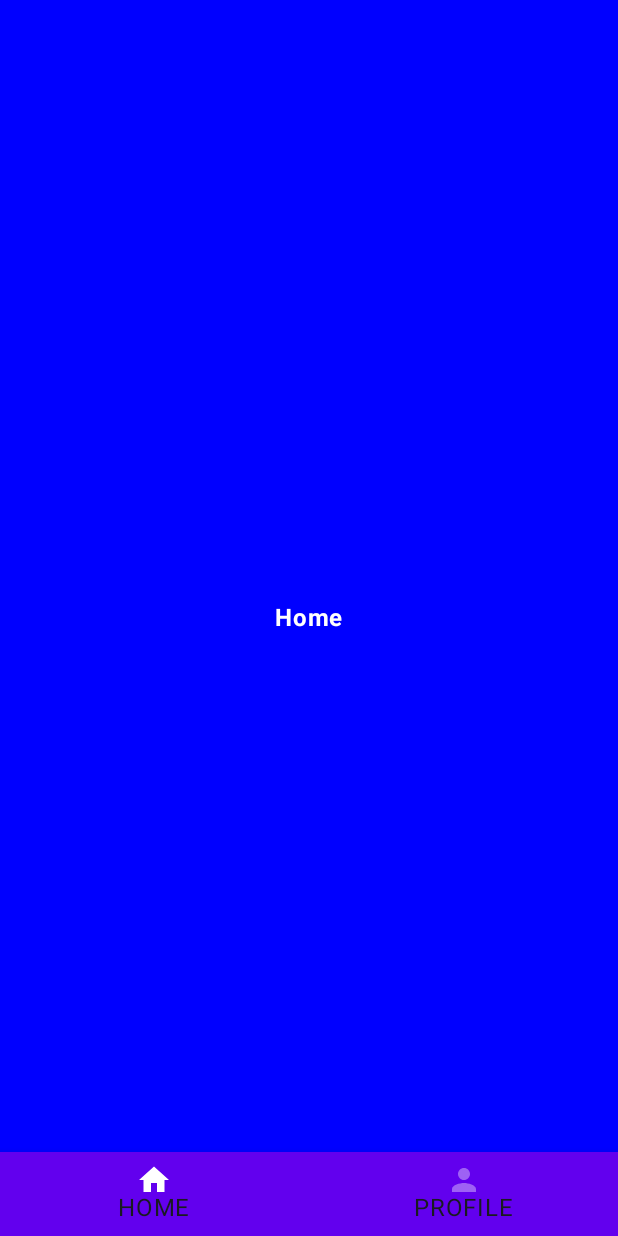
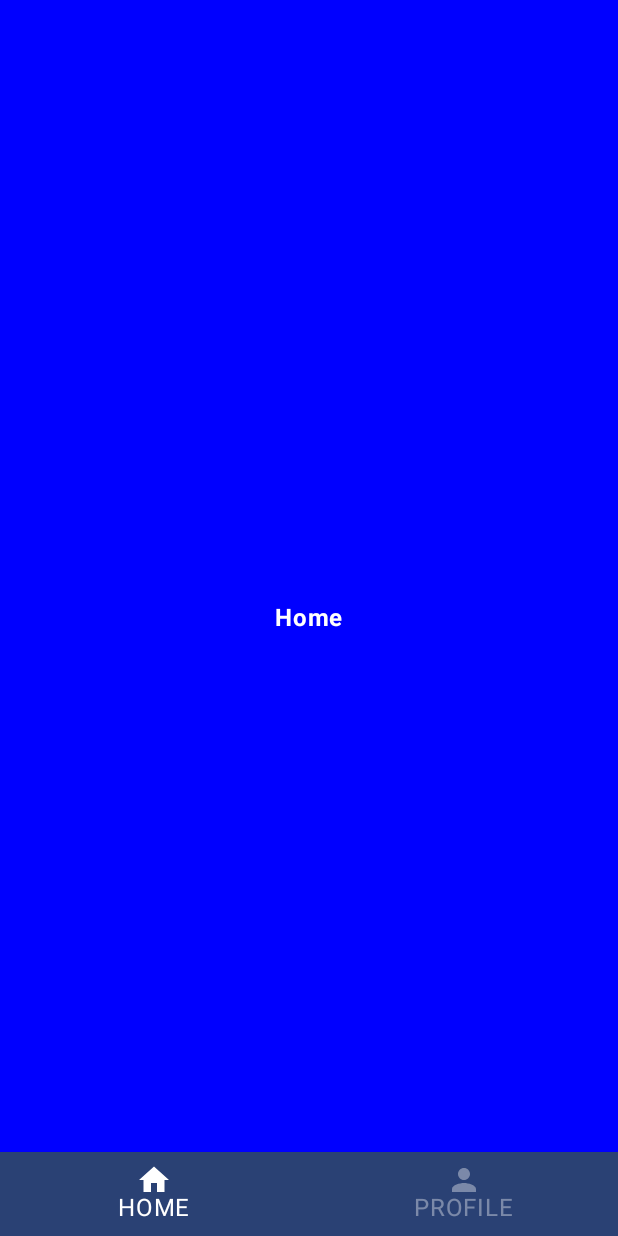
Before and after one commit to HusseinKamal/JetPackComposeExample, an Android app built with Jetpack Compose: the screen it shows after launch (MainActivity), on a phone screen of 412 x 824 dp. Run offline under Robolectric (Android 15) with nearby library versions, the phone set to English and light mode, and no system bars.

Commit message:
Main Screen with Navigation bottom bar

```diff
--- a/app/src/main/java/com/hussein/jetpackcomposeexample/screens/HomeScreen.kt
+++ b/app/src/main/java/com/hussein/jetpackcomposeexample/screens/HomeScreen.kt
@@ -5,12 +5,13 @@ import androidx.compose.material.BottomNavigation
 import androidx.compose.material.BottomNavigationItem
 import androidx.compose.material.ContentAlpha
 import androidx.compose.material.Icon
-import androidx.compose.material.LocalContentColor
+import androidx.compose.material3.MaterialTheme
 import androidx.compose.material3.Text
 import androidx.compose.runtime.Composable
 import androidx.compose.runtime.getValue
+import androidx.compose.ui.graphics.Color
+import androidx.compose.ui.unit.dp
 import androidx.navigation.NavDestination
-import androidx.navigation.NavDestination.Companion.hierarchy
 import androidx.navigation.NavGraph.Companion.findStartDestination
 import androidx.navigation.NavHostController
 import androidx.navigation.compose.currentBackStackEntryAsState
@@ -36,7 +37,10 @@ fun BottomBar(navController: NavHostController) {
 
     val bottomBarDestination = screens.any { it.route == currentDestination?.route }
     if (bottomBarDestination) {
-        BottomNavigation {
+        BottomNavigation(
+            backgroundColor = MaterialTheme.colorScheme.primary,
+            elevation = 2.dp
+        ) {
             screens.forEach { screen ->
                 AddItem(
                     screen = screen,
@@ -54,9 +58,13 @@ fun RowScope.AddItem(
     currentDestination: NavDestination?,
     navController: NavHostController
 ) {
+    val backStackEntry = navController.currentBackStackEntryAsState()
+    val currentRoute = backStackEntry.value?.destination?.route;
+    val selected = currentRoute == screen.route
+
     BottomNavigationItem(
         label = {
-            Text(text = screen.title)
+            Text(text = screen.title, color = if(selected)  Color.White else Color.White.copy(alpha = ContentAlpha.disabled))
         },
         icon = {
             Icon(
@@ -64,10 +72,12 @@ fun RowScope.AddItem(
                 contentDescription = "Navigation Icon"
             )
         },
-        selected = currentDestination?.hierarchy?.any {
+        selected = selected,
+       /* selected = currentDestination?.hierarchy?.any {
             it.route == screen.route
-        } == true,
-        unselectedContentColor = LocalContentColor.current.copy(alpha = ContentAlpha.disabled),
+        } == true,*/
+        selectedContentColor =  Color.White,
+        unselectedContentColor = Color.White.copy(alpha = ContentAlpha.disabled),
         onClick = {
             navController.navigate(screen.route) {
                 popUpTo(navController.graph.findStartDestination().id)
```
Also changed, not shown: 1 other file.
